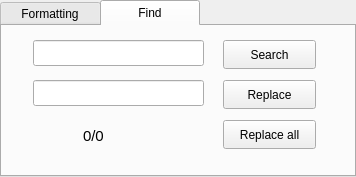
Qt form MyNotesMaker/MyNotesMaker/searchwidget.ui (pvasya/OOOP) before a commit.
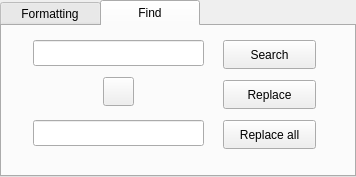
The same form after that commit. The open tabs and pages were chosen to show the change. Icons and pictures are not drawn.

```diff
--- a/MyNotesMaker/MyNotesMaker/searchwidget.ui
+++ b/MyNotesMaker/MyNotesMaker/searchwidget.ui
@@ -270,42 +270,50 @@
               <string>Replace all</string>
              </property>
             </widget>
-            <widget class="QLabel" name="label">
+            <widget class="QLineEdit" name="searchLineEdit">
              <property name="geometry">
               <rect>
-               <x>80</x>
+               <x>30</x>
+               <y>10</y>
+               <width>171</width>
+               <height>26</height>
+              </rect>
+             </property>
+             <property name="maxLength">
+              <number>50</number>
+             </property>
+            </widget>
+            <widget class="QLineEdit" name="replaceLineEdit">
+             <property name="geometry">
+              <rect>
+               <x>30</x>
                <y>90</y>
-               <width>63</width>
-               <height>32</height>
+               <width>171</width>
+               <height>26</height>
               </rect>
              </property>
-             <property name="font">
-              <font>
-               <pointsize>11</pointsize>
-              </font>
+             <property name="maxLength">
+              <number>50</number>
+             </property>
+            </widget>
+            <widget class="QPushButton" name="swapBtn">
+             <property name="geometry">
+              <rect>
+               <x>100</x>
+               <y>47</y>
+               <width>31</width>
+               <height>29</height>
+              </rect>
+             </property>
+             <property name="toolTip">
+              <string>swap</string>
              </property>
              <property name="text">
-              <string>0/0</string>
+              <string/>
              </property>
-            </widget>
-            <widget class="QLineEdit" name="lineEdit">
-             <property name="geometry">
-              <rect>
-               <x>30</x>
-               <y>10</y>
-               <width>171</width>
-               <height>26</height>
-              </rect>
-             </property>
-            </widget>
-            <widget class="QLineEdit" name="lineEdit_2">
-             <property name="geometry">
-              <rect>
-               <x>30</x>
-               <y>50</y>
-               <width>171</width>
-               <height>26</height>
-              </rect>
+             <property name="icon">
+              <iconset resource="res.qrc">
+               <normaloff>:/img/img/swap_vert_FILL0_wght400_GRAD0_opsz24.svg</normaloff>:/img/img/swap_vert_FILL0_wght400_GRAD0_opsz24.svg</iconset>
              </property>
             </widget>
            </widget>
```
Left out of the diff: 22 changed lines with no effect on the pictures.
